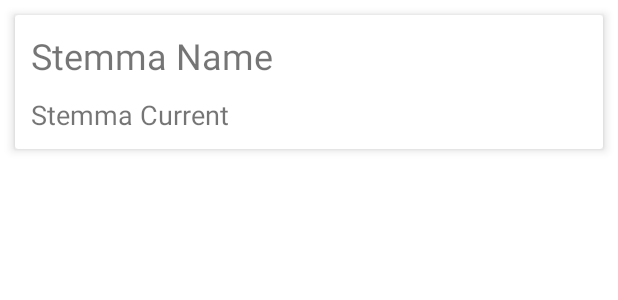
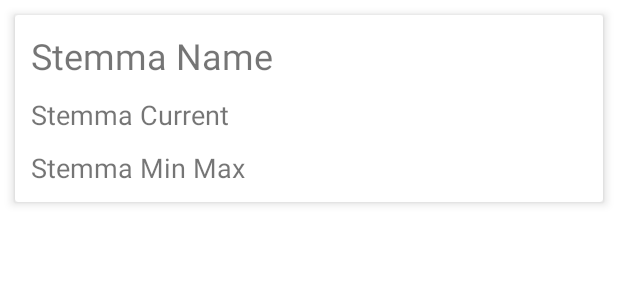
Before and after one commit to EthanDarling8/IOTGarden, an Android app: the layout recyclerview_list_item.xml on its own in the app's theme, with its tools: preview values and no code run, on a phone screen of 412 x 824 dp. Shown: the top 300 px of the screen. Run offline under Robolectric (Android 15) with nearby library versions, the phone set to English and light mode, and no system bars.

Commit message:
Refactored Stemma info. UI changes.

```diff
--- a/app/src/main/java/com/example/iotgarden/ui/home/Date.java
+++ b/app/src/main/java/com/example/iotgarden/stemma/Date.java
@@ -1,4 +1,4 @@
-package com.example.iotgarden.ui.home;
+package com.example.iotgarden.stemma;
 
 /**
  * Class that represents a unique string built from the exact year, month, day, hour, and minute
--- a/app/src/main/java/com/example/iotgarden/ui/home/Reading.java
+++ b/app/src/main/java/com/example/iotgarden/stemma/Reading.java
@@ -1,4 +1,4 @@
-package com.example.iotgarden.ui.home;
+package com.example.iotgarden.stemma;
 
 /**
  * Class representing a reading build from the Date class. Includes the name of the reading as
--- a/app/src/main/java/com/example/iotgarden/ui/home/Soil.java
+++ b/app/src/main/java/com/example/iotgarden/stemma/Soil.java
@@ -1,4 +1,4 @@
-package com.example.iotgarden.ui.home;
+package com.example.iotgarden.stemma;
 
 /**
  * Class representing a single soil reading. Contains the moisture and temperature info.
--- a/app/src/main/java/com/example/iotgarden/ui/home/SoilReading.java
+++ b/app/src/main/java/com/example/iotgarden/stemma/SoilReading.java
@@ -1,4 +1,4 @@
-package com.example.iotgarden.ui.home;
+package com.example.iotgarden.stemma;
 
 import java.util.HashMap;
 
--- a/app/src/main/java/com/example/iotgarden/stemma/Stemma.java
+++ b/app/src/main/java/com/example/iotgarden/stemma/Stemma.java
@@ -1,9 +1,4 @@
 package com.example.iotgarden.stemma;
-
-import com.example.iotgarden.ui.home.Date;
-import com.example.iotgarden.ui.home.Reading;
-import com.example.iotgarden.ui.home.Soil;
-import com.example.iotgarden.ui.home.SoilReading;
 
 import org.jetbrains.annotations.NotNull;
 
--- a/app/src/main/res/layout/recyclerview_list_item.xml
+++ b/app/src/main/res/layout/recyclerview_list_item.xml
@@ -30,13 +30,13 @@
             android:text="@string/stemma_current"
             android:textSize="18sp" />
 
-        <LinearLayout
+        <TextView
+            android:id="@+id/item_stemma_min_max"
             android:layout_width="match_parent"
-            android:layout_height="match_parent"
-            android:orientation="horizontal">
-
-
-        </LinearLayout>
+            android:layout_height="wrap_content"
+            android:padding="5dp"
+            android:text="@string/stemma_min_max"
+            android:textSize="18sp" />
 
     </LinearLayout>
 
--- a/app/src/main/res/values/strings.xml
+++ b/app/src/main/res/values/strings.xml
@@ -21,4 +21,5 @@
     <string name="seven_day_chart">Seven Day Chart</string>
     <string name="stemma_name">Stemma Name</string>
     <string name="stemma_current">Stemma Current</string>
+    <string name="stemma_min_max">Stemma Min Max</string>
 </resources>
```
Also changed, not shown: app/src/main/java/com/example/iotgarden/recycler/RecyclerViewAdapter.java (+6 -2 lines), app/src/main/java/com/example/iotgarden/ui/home/HomeFragment.java (+2 -6 lines), app/src/main/res/layout/fragment_home.xml (+1 -9 lines).
